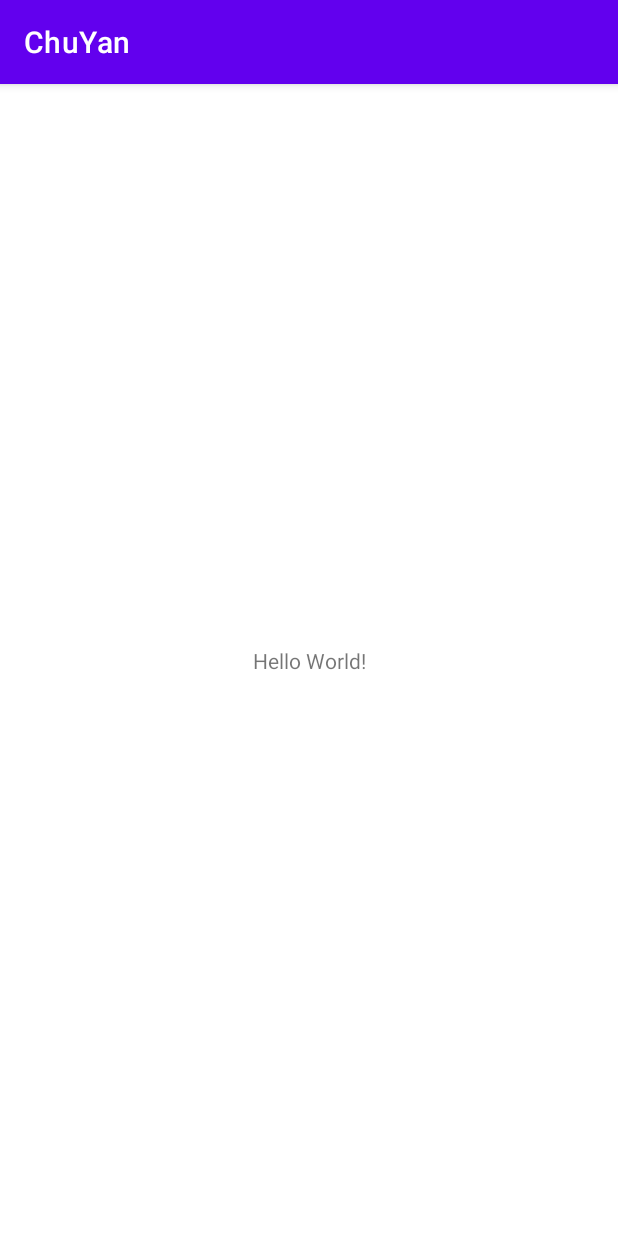
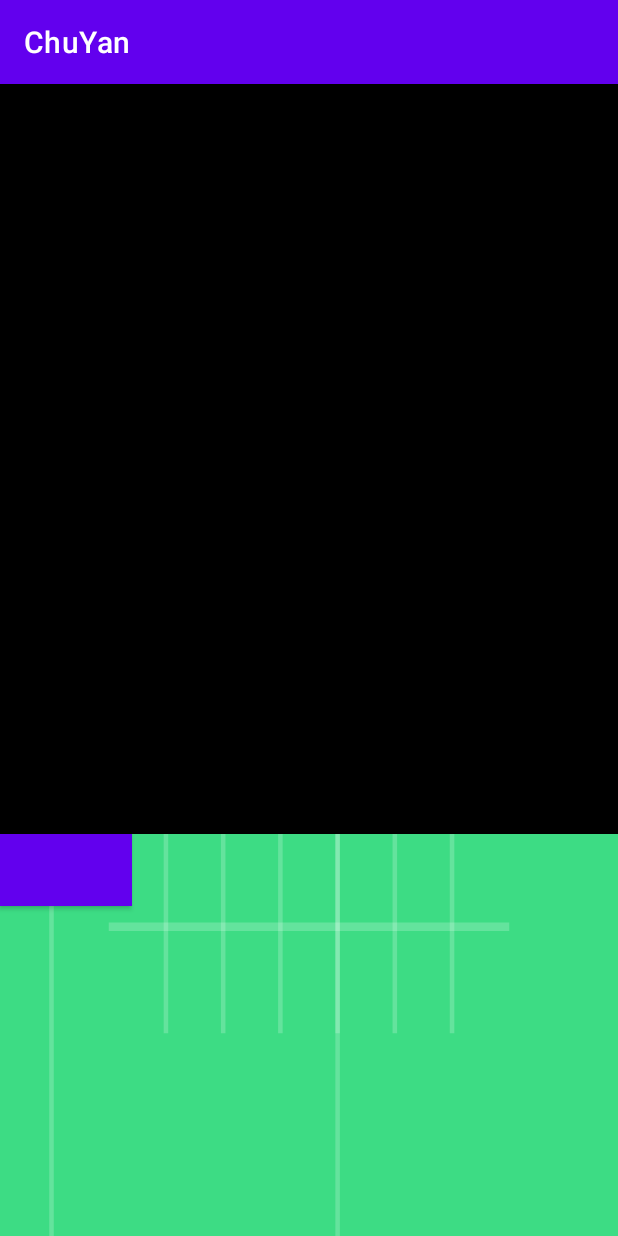
Before and after one commit to ilan-hou/chuyan, an Android app: the screen it shows after launch (MainActivity), on a phone screen of 412 x 824 dp. Run offline under Robolectric (Android 15) with nearby library versions, the phone set to English and light mode, and no system bars.

Commit message:
大致描述

```diff
--- a/app/src/main/AndroidManifest.xml
+++ b/app/src/main/AndroidManifest.xml
@@ -16,6 +16,7 @@
                 <category android:name="android.intent.category.LAUNCHER" />
             </intent-filter>
         </activity>
+
     </application>
 
 </manifest>
--- a/app/src/main/java/com/example/chuyan/MainActivity.java
+++ b/app/src/main/java/com/example/chuyan/MainActivity.java
@@ -2,13 +2,28 @@ package com.example.chuyan;
 
 import androidx.appcompat.app.AppCompatActivity;
 
+import android.content.Intent;
 import android.os.Bundle;
+import android.view.View;
+import android.widget.Button;
 
 public class MainActivity extends AppCompatActivity {
+
+    Button my_button;
 
     @Override
     protected void onCreate(Bundle savedInstanceState) {
         super.onCreate(savedInstanceState);
         setContentView(R.layout.activity_main);
+
+        my_button=findViewById(R.id.mu_button);
+
+        my_button.setOnClickListener(new View.OnClickListener(){
+            @Override
+            public void onClick(View v) {
+
+
+            }
+        });
     }
 }
--- a/app/src/main/res/layout/activity_main.xml
+++ b/app/src/main/res/layout/activity_main.xml
@@ -4,7 +4,41 @@
     xmlns:tools="http://schemas.android.com/tools"
     android:layout_width="match_parent"
     android:layout_height="match_parent"
-    tools:context=".MainActivity">
+    tools:context=".MainActivity"
+    android:background="@drawable/ic_launcher_background">
+
+    <LinearLayout
+        android:layout_width="match_parent"
+        android:layout_height="match_parent"
+        android:orientation="vertical"
+        >
+        <View
+            android:layout_width="500dp"
+            android:layout_height="500dp"
+            android:background="@color/black"/>
+
+        <Button
+            android:id="@+id/mu_button"
+            android:layout_width="wrap_content"
+            android:layout_height="wrap_content"
+            android:background="@color/black"
+            />
+
+        <TextView
+            android:layout_width="match_parent"
+            android:layout_height="match_parent"/>
+
+        <ImageView
+            android:layout_width="wrap_content"
+            android:layout_height="wrap_content"/>
+
+
+
+        <EditText
+            android:layout_width="wrap_content"
+            android:layout_height="wrap_content"/>
+
+    </LinearLayout>
 
     <TextView
         android:layout_width="wrap_content"
```
Also changed, not shown: app/src/main/res/drawable/ic_launcher_background.xml (+2 -90 lines), 2 other files.
